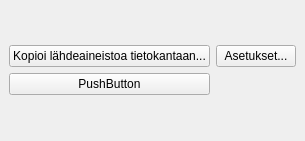
Before: the Qt Designer form yleiskaava_dockwidget_base.ui in ernoma/yleiskaava, drawn with Qt 5.
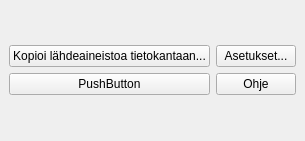
After: the same form once the commit is applied.

The edit to the form file:
```diff
--- a/yleiskaava_dockwidget_base.ui
+++ b/yleiskaava_dockwidget_base.ui
@@ -38,6 +38,13 @@
         </property>
        </widget>
       </item>
+      <item row="1" column="1">
+       <widget class="QPushButton" name="pushButtonHelp">
+        <property name="text">
+         <string>Ohje</string>
+        </property>
+       </widget>
+      </item>
      </layout>
     </item>
    </layout>
```
